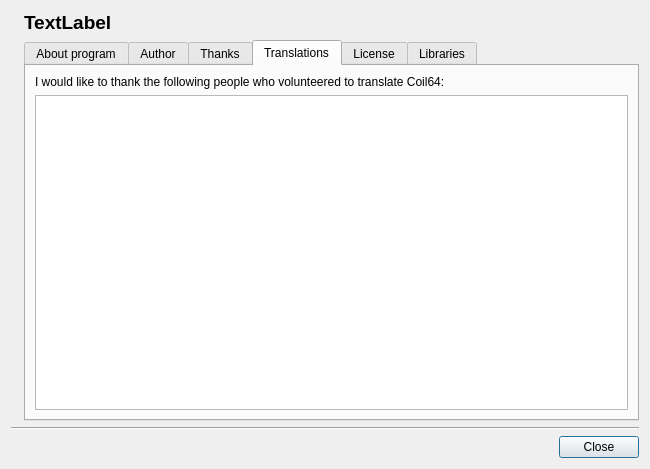
This is about.ui in radioacoustick/Coil64 as Qt 5 draws it before an edit. The edited form follows.
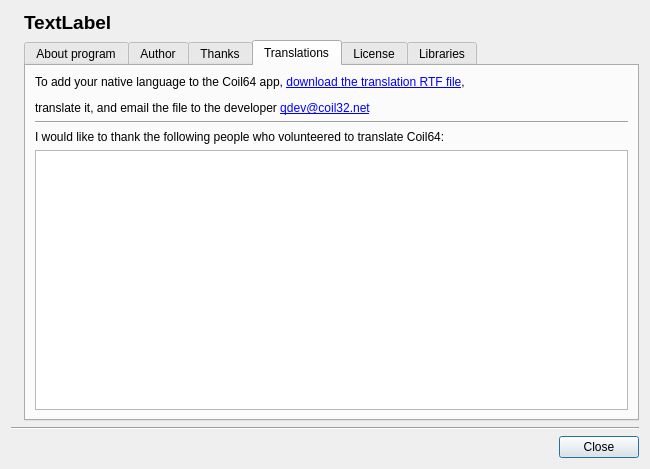
This is the edited form. The open tabs and pages were chosen to show the change. Icons and pictures are not drawn.

What changed in the file:
```diff
--- a/about.ui
+++ b/about.ui
@@ -326,6 +326,23 @@
            <string>Translations</string>
           </attribute>
           <layout class="QVBoxLayout" name="verticalLayout_6">
+           <item>
+            <widget class="QLabel" name="label_15">
+             <property name="text">
+              <string>&lt;html&gt;&lt;head/&gt;&lt;body&gt;&lt;p&gt;To add your native language to the Coil64 app, &lt;a href=&quot;https://coil32.net/files/Coil64_tr.rtf.zip&quot;&gt;download the translation RTF file&lt;/a&gt;,&lt;/p&gt;&lt;p&gt; translate it, and email the file to the developer &lt;a href=&quot;mailto:qdev@coil32.net&quot;&gt;qdev@coil32.net&lt;/a&gt;&lt;/p&gt;&lt;/body&gt;&lt;/html&gt;</string>
+             </property>
+             <property name="openExternalLinks">
+              <bool>true</bool>
+             </property>
+            </widget>
+           </item>
+           <item>
+            <widget class="Line" name="line_8">
+             <property name="orientation">
+              <enum>Qt::Horizontal</enum>
+             </property>
+            </widget>
+           </item>
            <item>
             <widget class="QLabel" name="label_11">
              <property name="text">
```
Left out of the diff: 4 changed lines with no effect on the pictures.
